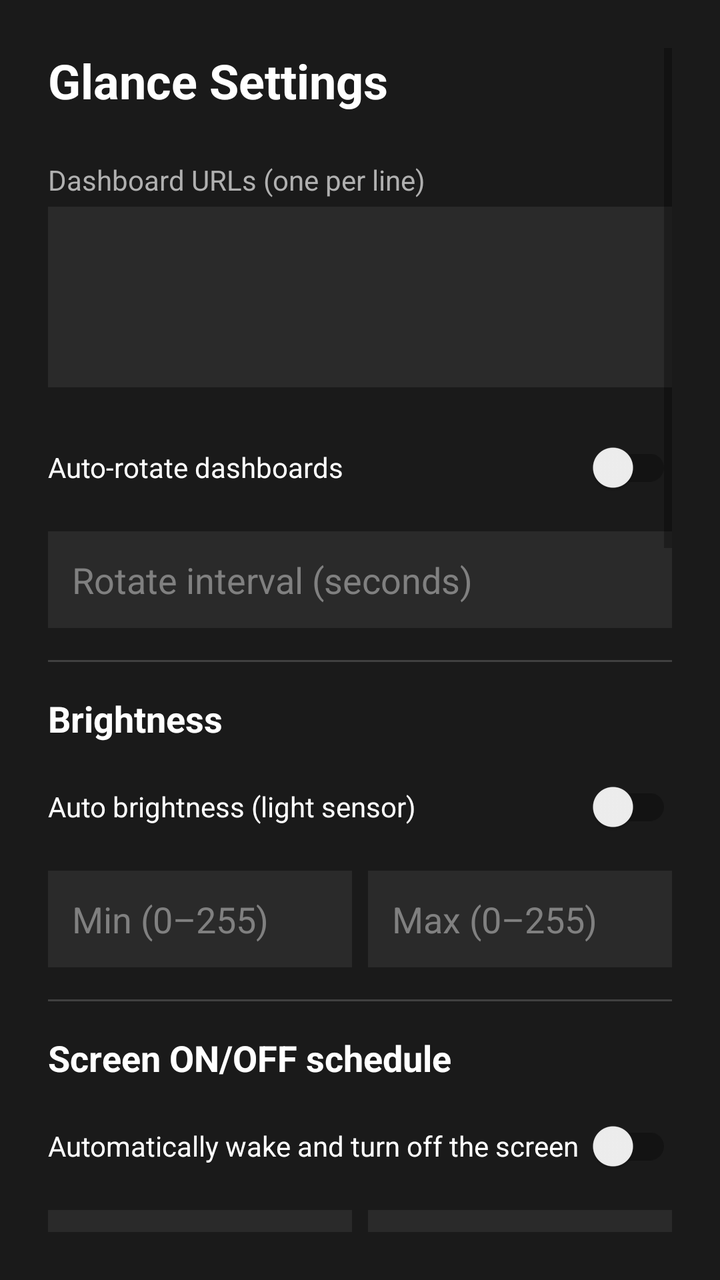
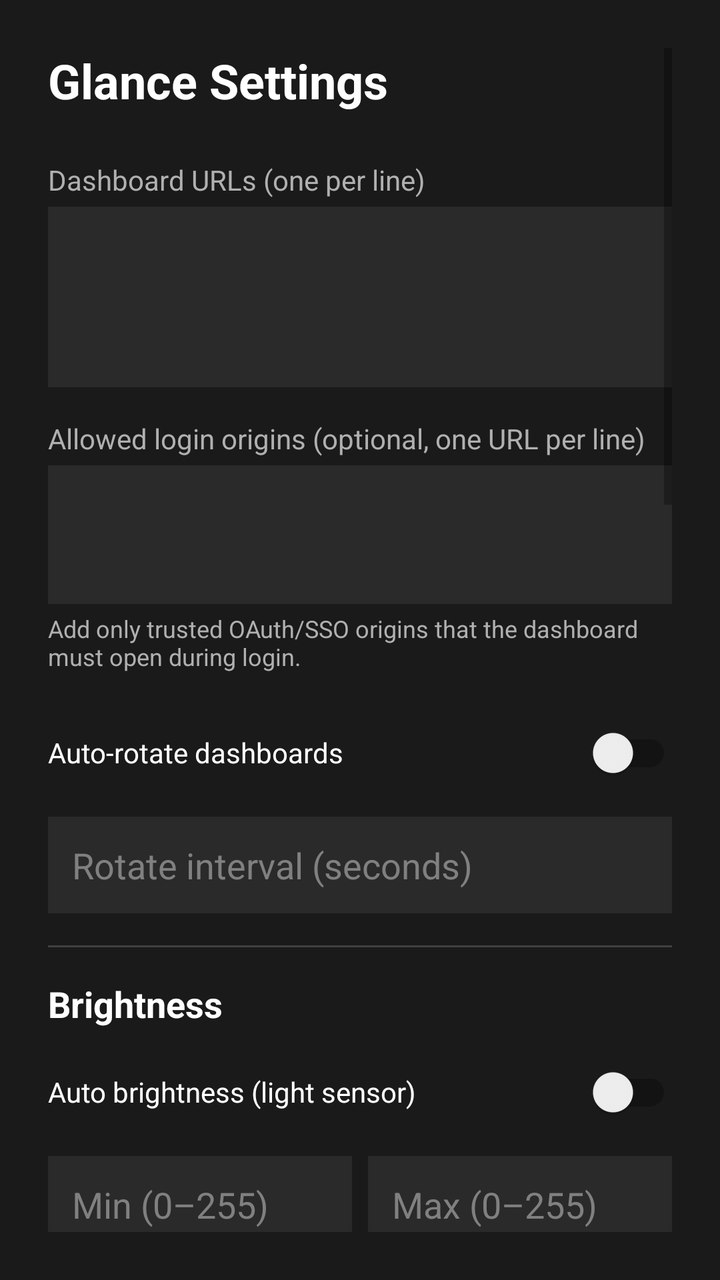

Before-and-after screenshots of an Android layout around one commit, followed by the original layout XML and the change that was made.
<!-- AndroidManifest.xml: activity theme Theme.Glance.Settings -->
<!-- res/layout/activity_settings.xml -->
<?xml version="1.0" encoding="utf-8"?>
<ScrollView xmlns:android="http://schemas.android.com/apk/res/android"
    xmlns:app="http://schemas.android.com/apk/res-auto"
    android:layout_width="match_parent"
    android:layout_height="match_parent"
    android:padding="24dp"
    android:importantForAutofill="noExcludeDescendants">

    <LinearLayout
        android:layout_width="match_parent"
        android:layout_height="wrap_content"
        android:orientation="vertical">

        
        <TextView
            android:layout_width="wrap_content"
            android:layout_height="wrap_content"
            android:text="@string/settings_title"
            android:textSize="24sp"
            android:textColor="#FFFFFFFF"
            android:textStyle="bold"
            android:layout_marginBottom="24dp" />

        
        <TextView
            android:layout_width="wrap_content"
            android:layout_height="wrap_content"
            android:text="@string/dashboard_urls_label"
            android:labelFor="@id/editDashboardUrls"
            android:textColor="#FFB0B0B0"
            android:textSize="14sp"
            android:layout_marginBottom="4dp" />

        <EditText
            android:id="@+id/editDashboardUrls"
            android:layout_width="match_parent"
            android:layout_height="wrap_content"
            android:minLines="3"
            android:gravity="top"
            android:inputType="textMultiLine|textUri"
            android:background="#FF2A2A2A"
            android:textColor="#FFFFFFFF"
            android:padding="12dp"
            android:layout_marginBottom="16dp" />

        
        <LinearLayout
            android:layout_width="match_parent"
            android:layout_height="wrap_content"
            android:orientation="horizontal"
            android:layout_marginBottom="8dp">

            <androidx.appcompat.widget.SwitchCompat
                android:id="@+id/switchAutoRotate"
                android:layout_width="0dp"
                android:layout_height="wrap_content"
                android:layout_weight="1"
                android:text="@string/auto_rotate_dashboards"
                android:textColor="#FFFFFFFF" />
        </LinearLayout>

        <EditText
            android:id="@+id/editAutoRotateInterval"
            android:layout_width="match_parent"
            android:layout_height="wrap_content"
            android:hint="@string/rotate_interval_hint"
            android:inputType="number"
            android:background="#FF2A2A2A"
            android:textColor="#FFFFFFFF"
            android:textColorHint="#FF808080"
            android:padding="12dp"
            android:layout_marginBottom="16dp" />

        
        <View
            android:layout_width="match_parent"
            android:layout_height="1dp"
            android:background="#FF404040"
            android:layout_marginBottom="16dp" />

        
        <TextView
            android:layout_width="wrap_content"
            android:layout_height="wrap_content"
            android:text="@string/brightness_title"
            android:textColor="#FFFFFFFF"
            android:textSize="18sp"
            android:textStyle="bold"
            android:layout_marginBottom="8dp" />

        <androidx.appcompat.widget.SwitchCompat
            android:id="@+id/switchAutoBrightness"
            android:layout_width="match_parent"
            android:layout_height="wrap_content"
            android:text="@string/auto_brightness_label"
            android:textColor="#FFFFFFFF"
            android:layout_marginBottom="8dp" />

        <LinearLayout
            android:layout_width="match_parent"
            android:layout_height="wrap_content"
            android:orientation="horizontal"
            android:layout_marginBottom="16dp">

            <EditText
                android:id="@+id/editMinBrightness"
                android:layout_width="0dp"
                android:layout_height="wrap_content"
                android:layout_weight="1"
                android:hint="@string/min_brightness_hint"
                android:inputType="number"
                android:background="#FF2A2A2A"
                android:textColor="#FFFFFFFF"
                android:textColorHint="#FF808080"
                android:padding="12dp"
                android:layout_marginEnd="8dp" />

            <EditText
                android:id="@+id/editMaxBrightness"
                android:layout_width="0dp"
                android:layout_height="wrap_content"
                android:layout_weight="1"
                android:hint="@string/max_brightness_hint"
                android:inputType="number"
                android:background="#FF2A2A2A"
                android:textColor="#FFFFFFFF"
                android:textColorHint="#FF808080"
                android:padding="12dp" />
        </LinearLayout>

        
        <View
            android:layout_width="match_parent"
            android:layout_height="1dp"
            android:background="#FF404040"
            android:layout_marginBottom="16dp" />

        
        <TextView
            android:layout_width="wrap_content"
            android:layout_height="wrap_content"
            android:text="@string/screen_schedule_title"
            android:textColor="#FFFFFFFF"
            android:textSize="18sp"
            android:textStyle="bold"
            android:layout_marginBottom="8dp" />

        <androidx.appcompat.widget.SwitchCompat
            android:id="@+id/switchSchedule"
            android:layout_width="match_parent"
            android:layout_height="wrap_content"
            android:text="@string/screen_schedule_enabled"
            android:textColor="#FFFFFFFF"
            android:layout_marginBottom="8dp" />

        <LinearLayout
            android:layout_width="match_parent"
            android:layout_height="wrap_content"
            android:orientation="horizontal"
            android:layout_marginBottom="8dp">

            <EditText
                android:id="@+id/editScreenOnTime"
                android:layout_width="0dp"
                android:layout_height="wrap_content"
                android:layout_weight="1"
                android:hint="@string/wake_at_hint"
                android:inputType="time"
                android:background="#FF2A2A2A"
                android:textColor="#FFFFFFFF"
                android:textColorHint="#FF808080"
                android:padding="12dp"
                android:layout_marginEnd="8dp" />

            <EditText
                android:id="@+id/editScreenOffTime"
                android:layout_width="0dp"
                android:layout_height="wrap_content"
                android:layout_weight="1"
                android:hint="@string/turn_off_at_hint"
                android:inputType="time"
                android:background="#FF2A2A2A"
                android:textColor="#FFFFFFFF"
                android:textColorHint="#FF808080"
                android:padding="12dp" />
        </LinearLayout>

        <TextView
            android:layout_width="match_parent"
            android:layout_height="wrap_content"
            android:text="@string/screen_schedule_help"
            android:textColor="#FFB0B0B0"
            android:textSize="12sp"
            android:layout_marginBottom="16dp" />

        
        <View
            android:layout_width="match_parent"
            android:layout_height="1dp"
            android:background="#FF404040"
            android:layout_marginBottom="16dp" />

        
        <TextView
            android:layout_width="wrap_content"
            android:layout_height="wrap_content"
            android:text="@string/mqtt_title"
            android:textColor="#FFFFFFFF"
            android:textSize="18sp"
            android:textStyle="bold"
            android:layout_marginBottom="8dp" />

        <androidx.appcompat.widget.SwitchCompat
            android:id="@+id/switchMqttEnabled"
            android:layout_width="match_parent"
            android:layout_height="wrap_content"
            android:text="@string/mqtt_enabled_label"
            android:textColor="#FFFFFFFF"
            android:layout_marginBottom="8dp" />

        <EditText
            android:id="@+id/editMqttBrokerHost"
            android:layout_width="match_parent"
            android:layout_height="wrap_content"
            android:hint="@string/mqtt_host_hint"
            android:inputType="textUri"
            android:background="#FF2A2A2A"
            android:textColor="#FFFFFFFF"
            android:textColorHint="#FF808080"
            android:padding="12dp"
            android:layout_marginBottom="8dp" />

        <EditText
            android:id="@+id/editMqttBrokerPort"
            android:layout_width="match_parent"
            android:layout_height="wrap_content"
            android:hint="@string/mqtt_port_hint"
            android:inputType="number"
            android:background="#FF2A2A2A"
            android:textColor="#FFFFFFFF"
            android:textColorHint="#FF808080"
            android:padding="12dp"
            android:layout_marginBottom="8dp" />

        <EditText
            android:id="@+id/editMqttUsername"
            android:layout_width="match_parent"
            android:layout_height="wrap_content"
            android:hint="@string/mqtt_username_hint"
            android:inputType="textNoSuggestions"
            android:background="#FF2A2A2A"
            android:textColor="#FFFFFFFF"
            android:textColorHint="#FF808080"
            android:padding="12dp"
            android:layout_marginBottom="8dp" />

        <com.google.android.material.textfield.TextInputLayout
            android:layout_width="match_parent"
            android:layout_height="wrap_content"
            android:layout_marginBottom="8dp"
            app:boxBackgroundColor="#FF2A2A2A"
            app:boxBackgroundMode="filled"
            app:endIconMode="password_toggle"
            app:endIconTint="#FFB0B0B0"
            app:hintTextColor="#FF808080">

            <com.google.android.material.textfield.TextInputEditText
                android:id="@+id/editMqttPassword"
                android:layout_width="match_parent"
                android:layout_height="wrap_content"
                android:hint="@string/mqtt_password_hint"
                android:inputType="textPassword"
                android:importantForAutofill="no"
                android:textColor="#FFFFFFFF"
                android:textColorHint="#FF808080" />

        </com.google.android.material.textfield.TextInputLayout>

        <EditText
            android:id="@+id/editMqttDeviceName"
            android:layout_width="match_parent"
            android:layout_height="wrap_content"
            android:hint="@string/mqtt_device_name_hint"
            android:inputType="textCapWords"
            android:background="#FF2A2A2A"
            android:textColor="#FFFFFFFF"
            android:textColorHint="#FF808080"
            android:padding="12dp"
            android:layout_marginBottom="8dp" />

        <EditText
            android:id="@+id/editMqttDiscoveryPrefix"
            android:layout_width="match_parent"
            android:layout_height="wrap_content"
            android:hint="@string/mqtt_discovery_prefix_hint"
            android:inputType="textNoSuggestions"
            android:background="#FF2A2A2A"
            android:textColor="#FFFFFFFF"
            android:textColorHint="#FF808080"
            android:padding="12dp"
            android:layout_marginBottom="8dp" />

        <TextView
            android:layout_width="match_parent"
            android:layout_height="wrap_content"
            android:text="@string/mqtt_help"
            android:textColor="#FFB0B0B0"
            android:textSize="12sp"
            android:layout_marginBottom="16dp" />

        
        <View
            android:layout_width="match_parent"
            android:layout_height="1dp"
            android:background="#FF404040"
            android:layout_marginBottom="16dp" />

        
        <EditText
            android:id="@+id/editPin"
            android:layout_width="match_parent"
            android:layout_height="wrap_content"
            android:hint="@string/settings_pin_hint"
            android:inputType="numberPassword"
            android:background="#FF2A2A2A"
            android:textColor="#FFFFFFFF"
            android:textColorHint="#FF808080"
            android:padding="12dp"
            android:layout_marginBottom="16dp" />

        
        <View
            android:layout_width="match_parent"
            android:layout_height="1dp"
            android:background="#FF404040"
            android:layout_marginBottom="16dp" />

        
        <TextView
            android:layout_width="wrap_content"
            android:layout_height="wrap_content"
            android:text="@string/debug_info_title"
            android:textColor="#FFFFFFFF"
            android:textSize="18sp"
            android:textStyle="bold"
            android:layout_marginBottom="8dp" />

        <TextView
            android:id="@+id/textDebugInfo"
            android:layout_width="match_parent"
            android:layout_height="wrap_content"
            android:textColor="#FFB0B0B0"
            android:textSize="12sp"
            android:fontFamily="monospace"
            android:layout_marginBottom="24dp" />

        
        <LinearLayout
            android:layout_width="match_parent"
            android:layout_height="wrap_content"
            android:orientation="horizontal">

            <com.google.android.material.button.MaterialButton
                android:id="@+id/btnSave"
                android:layout_width="0dp"
                android:layout_height="wrap_content"
                android:layout_weight="1"
                android:text="@string/save"
                android:layout_marginEnd="8dp" />

            <com.google.android.material.button.MaterialButton
                android:id="@+id/btnCancel"
                style="@style/Widget.MaterialComponents.Button.OutlinedButton"
                android:layout_width="0dp"
                android:layout_height="wrap_content"
                android:layout_weight="1"
                android:text="@string/cancel"
                android:textColor="#FFFFFFFF" />
        </LinearLayout>

        
        <com.google.android.material.button.MaterialButton
            android:id="@+id/btnExitKiosk"
            style="@style/Widget.MaterialComponents.Button.TextButton"
            android:layout_width="match_parent"
            android:layout_height="wrap_content"
            android:text="@string/exit_kiosk_mode"
            android:textColor="#FFFF5252"
            android:layout_marginTop="16dp" />

    </LinearLayout>
</ScrollView>
<!-- resources referenced by this layout -->
<resources>
  <string name="auto_brightness_label">Auto brightness (light sensor)</string>
  <string name="auto_rotate_dashboards">Auto-rotate dashboards</string>
  <string name="brightness_title">Brightness</string>
  <string name="cancel">Cancel</string>
  <string name="dashboard_urls_label">Dashboard URLs (one per line)</string>
  <string name="debug_info_title">Debug Info</string>
  <string name="exit_kiosk_mode">Exit Kiosk Mode</string>
  <string name="max_brightness_hint">Max (0–255)</string>
  <string name="min_brightness_hint">Min (0–255)</string>
  <string name="mqtt_device_name_hint">Device name in Home Assistant</string>
  <string name="mqtt_discovery_prefix_hint">Discovery prefix (default homeassistant)</string>
  <string name="mqtt_enabled_label">Enable MQTT + automatic HA discovery</string>
  <string name="mqtt_help">Publishes a retained MQTT Discovery light with ON/OFF, brightness and availability. No HA token or YAML helpers required.</string>
  <string name="mqtt_host_hint">MQTT broker host (e.g. 192.168.1.10)</string>
  <string name="mqtt_password_hint">MQTT password</string>
  <string name="mqtt_port_hint">MQTT port (default 1883)</string>
  <string name="mqtt_title">Home Assistant MQTT</string>
  <string name="mqtt_username_hint">MQTT username</string>
  <string name="rotate_interval_hint">Rotate interval (seconds)</string>
  <string name="save">Save</string>
  <string name="screen_schedule_enabled">Automatically wake and turn off the screen</string>
  <string name="screen_schedule_help">The display is physically off outside the ON–OFF window. Example: wake at 06:00 and turn off at 23:00 keeps it off overnight.</string>
  <string name="screen_schedule_title">Screen ON/OFF schedule</string>
  <string name="settings_pin_hint">New settings PIN (blank keeps the current PIN)</string>
  <string name="settings_title">Glance Settings</string>
  <string name="turn_off_at_hint">Turn off at (HH:mm)</string>
  <string name="wake_at_hint">Wake at (HH:mm)</string>
  <style name="Theme.Glance.Settings" parent="Theme.Glance">
          <item name="android:windowBackground">#1A1A1A</item>
      </style>
  <style name="Theme.Glance" parent="Theme.MaterialComponents.DayNight.NoActionBar">
          <item name="colorPrimary">#03A9F4</item>
          <item name="colorPrimaryVariant">#0288D1</item>
          <item name="colorOnPrimary">#FFFFFF</item>
          <item name="colorSecondary">#FF9800</item>
          <item name="android:statusBarColor">#000000</item>
          <item name="android:navigationBarColor">#000000</item>
          <item name="android:windowBackground">#000000</item>
      </style>
</resources>

<!-- the commit's change to res/layout/activity_settings.xml (unified diff, before → after) -->
@@ -43,6 +43,35 @@
             android:padding="12dp"
             android:layout_marginBottom="16dp" />
 
+        <TextView
+            android:layout_width="wrap_content"
+            android:layout_height="wrap_content"
+            android:text="@string/dashboard_allowed_origins_label"
+            android:labelFor="@id/editDashboardAllowedOrigins"
+            android:textColor="#FFB0B0B0"
+            android:textSize="14sp"
+            android:layout_marginBottom="4dp" />
+
+        <EditText
+            android:id="@+id/editDashboardAllowedOrigins"
+            android:layout_width="match_parent"
+            android:layout_height="wrap_content"
+            android:minLines="2"
+            android:gravity="top"
+            android:inputType="textMultiLine|textUri"
+            android:background="#FF2A2A2A"
+            android:textColor="#FFFFFFFF"
+            android:padding="12dp"
+            android:layout_marginBottom="4dp" />
+
+        <TextView
+            android:layout_width="match_parent"
+            android:layout_height="wrap_content"
+            android:text="@string/dashboard_allowed_origins_help"
+            android:textColor="#FFB0B0B0"
+            android:textSize="12sp"
+            android:layout_marginBottom="16dp" />
+
         
         <LinearLayout
             android:layout_width="match_parent"
<!-- resource entries referenced after the edit -->
@@ -4,6 +4,8 @@
   <string name="auto_rotate_dashboards">Auto-rotate dashboards</string>
   <string name="brightness_title">Brightness</string>
   <string name="cancel">Cancel</string>
+  <string name="dashboard_allowed_origins_help">Add only trusted OAuth/SSO origins that the dashboard must open during login.</string>
+  <string name="dashboard_allowed_origins_label">Allowed login origins (optional, one URL per line)</string>
   <string name="dashboard_urls_label">Dashboard URLs (one per line)</string>
   <string name="debug_info_title">Debug Info</string>
   <string name="exit_kiosk_mode">Exit Kiosk Mode</string>
